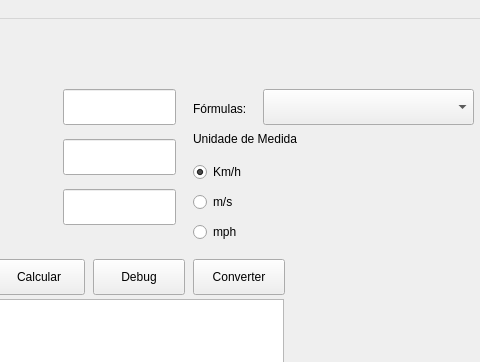
Qt form GUI_v01.ui (rogerberaldi/ExecutorFormulas) before a commit; both pictures show x 117 to 597 and y 0 to 362 of the 597 by 474 pixel window.
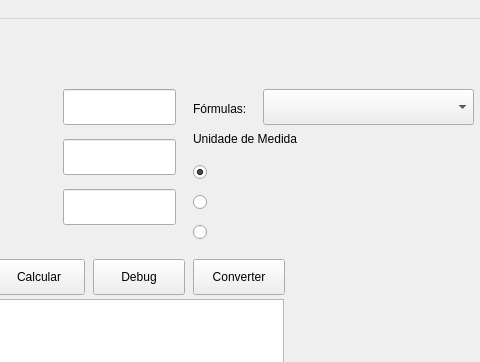
The same form after that commit.

Commit message: Add Fahrenheit in Converter and Temperature

```diff
--- a/GUI_v01.ui
+++ b/GUI_v01.ui
@@ -158,7 +158,7 @@
      <string>&lt;html&gt;&lt;head/&gt;&lt;body&gt;&lt;p&gt;Selecione sua opção&lt;/p&gt;&lt;/body&gt;&lt;/html&gt;</string>
     </property>
     <property name="text">
-     <string>Km/h</string>
+     <string></string>
     </property>
     <property name="checked">
      <bool>true</bool>
@@ -177,7 +177,7 @@
      <bool>true</bool>
     </property>
     <property name="text">
-     <string>m/s</string>
+     <string></string>
     </property>
    </widget>
    <widget class="QTextEdit" name="textEdit">
@@ -229,7 +229,7 @@
      <bool>true</bool>
     </property>
     <property name="text">
-     <string>mph</string>
+     <string></string>
     </property>
    </widget>
    <widget class="QPushButton" name="btnConvert">
```
The commit also changes 2 other files.
